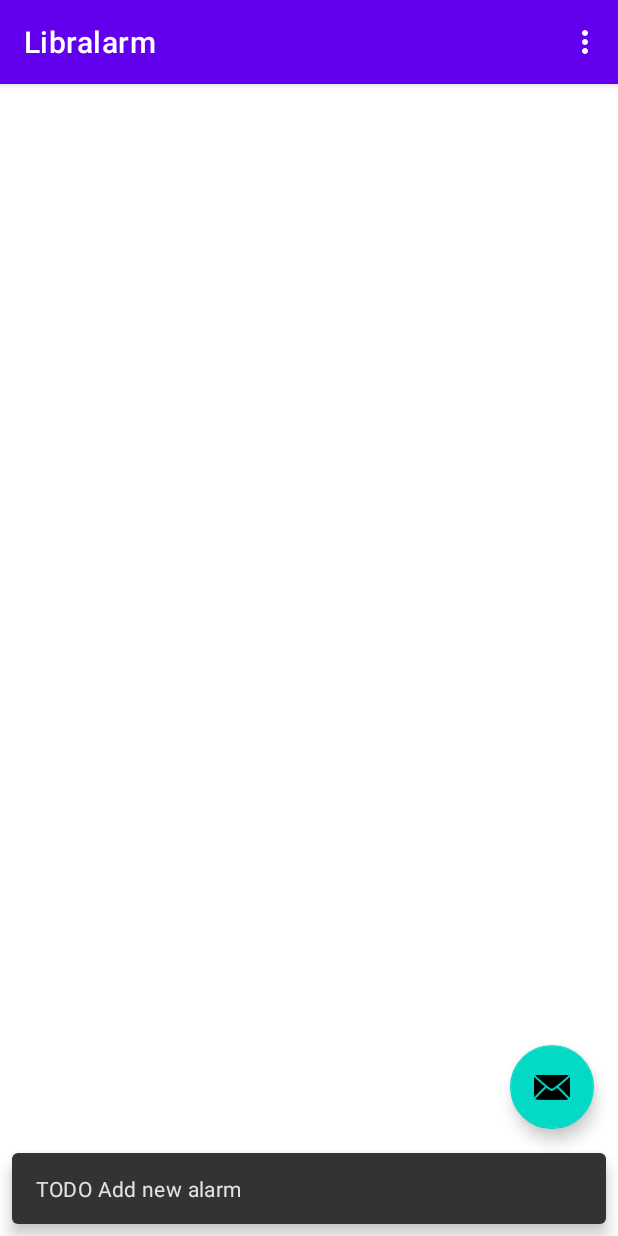
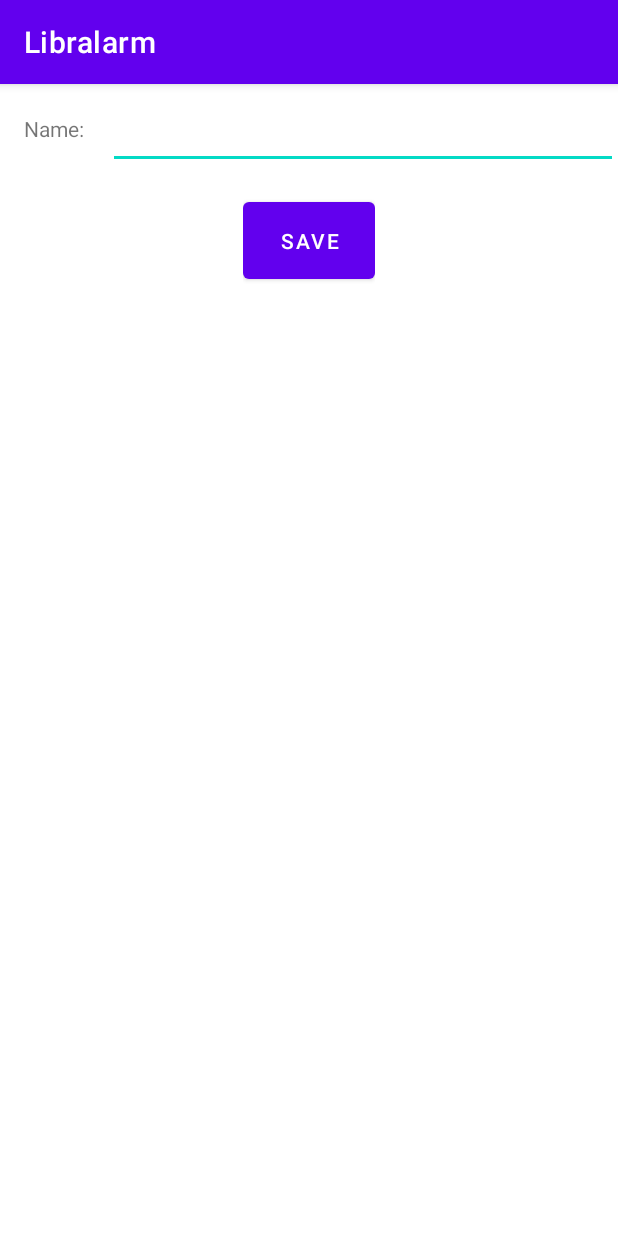
Before and after one commit to outofthecave/Libralarm, an Android app: the screen it shows after launch (AlarmListActivity before the commit, AddEditDeleteAlarmActivity after it), after a tap on an icon or button, on a phone screen of 412 x 824 dp. Run offline under Robolectric (Android 15) with nearby library versions, the phone set to English and light mode, and no system bars; our stand-ins replace Room's generated code.

Commit message:
Implement adding, editing, deleting alarms

```diff
--- a/app/src/main/AndroidManifest.xml
+++ b/app/src/main/AndroidManifest.xml
@@ -19,6 +19,9 @@
                 <category android:name="android.intent.category.LAUNCHER" />
             </intent-filter>
         </activity>
+        <activity
+            android:name=".AddEditDeleteAlarmActivity"
+            android:exported="false" />
     </application>
 
 </manifest>
--- /dev/null
+++ b/app/src/main/java/com/outofthecave/libralarm/AddEditDeleteAlarmActivity.java
@@ -0,0 +1,64 @@
+package com.outofthecave.libralarm;
+
+import android.content.Intent;
+import android.os.Bundle;
+import android.view.View;
+import android.widget.Button;
+import android.widget.EditText;
+
+import androidx.annotation.Nullable;
+import androidx.appcompat.app.AppCompatActivity;
+
+import com.outofthecave.libralarm.model.Alarm;
+
+public class AddEditDeleteAlarmActivity extends AppCompatActivity {
+    public static final int REQUEST_CODE = 1;
+
+    @Nullable
+    private Alarm alarmToReplace = null;
+
+    @Override
+    protected void onCreate(Bundle savedInstanceState) {
+        super.onCreate(savedInstanceState);
+        setContentView(R.layout.activity_add_edit_delete_alarm);
+
+        Intent intent = getIntent();
+        this.alarmToReplace = intent.getParcelableExtra(AlarmListActivity.EXTRA_ALARM_TO_REPLACE);
+
+        if (alarmToReplace != null) {
+            EditText nameTextField = findViewById(R.id.nameTextField);
+            nameTextField.setText(alarmToReplace.name);
+        } else {
+            Button deleteButton = findViewById(R.id.deleteAlarmButton);
+            deleteButton.setVisibility(View.GONE);
+        }
+    }
+
+    public void onSaveAlarmButtonClick(View view) {
+        onButtonClickImpl(view, true);
+    }
+
+    public void onDeleteAlarmButtonClick(View view) {
+        onButtonClickImpl(view, false);
+    }
+
+    private void onButtonClickImpl(View view, boolean doAddNewAlarm) {
+        Intent intent = new Intent(this, AlarmListActivity.class);
+
+        if (alarmToReplace != null) {
+            intent.putExtra(AlarmListActivity.EXTRA_ALARM_TO_REPLACE, alarmToReplace);
+        }
+
+        if (doAddNewAlarm) {
+            Alarm alarm = new Alarm();
+
+            EditText nameTextField = findViewById(R.id.nameTextField);
+            alarm.name = nameTextField.getText().toString().trim();
+
+            intent.putExtra(AlarmListActivity.EXTRA_ALARM_TO_ADD, alarm);
+        }
+
+        setResult(RESULT_OK, intent);
+        finish();
+    }
+}
--- a/app/src/main/java/com/outofthecave/libralarm/AlarmListActivity.java
+++ b/app/src/main/java/com/outofthecave/libralarm/AlarmListActivity.java
@@ -1,6 +1,7 @@
 package com.outofthecave.libralarm;
 
 import android.content.Context;
+import android.content.Intent;
 import android.os.Bundle;
 import android.view.Menu;
 import android.view.MenuItem;
@@ -25,6 +26,8 @@ import java.util.List;
 import needle.Needle;
 
 public class AlarmListActivity extends AppCompatActivity {
+    public static final String EXTRA_ALARM_TO_ADD = "com.outofthecave.geburtstagskalender.ALARM_TO_ADD";
+    public static final String EXTRA_ALARM_TO_REPLACE = "com.outofthecave.geburtstagskalender.ALARM_TO_REPLACE";
 
     private ActivityAlarmListBinding binding;
     private AlarmListRecyclerViewAdapter recyclerViewAdapter;
@@ -50,35 +53,16 @@ public class AlarmListActivity extends AppCompatActivity {
         this.alarmListViewModel = new ViewModelProvider(this).get(AlarmListViewModel.class);
         alarmListViewModel.getAlarms().observe(this, new Observer<List<Alarm>>() {
             @Override
-            public void onChanged(List<Alarm> birthdays) {
-                onAlarmListLoaded(context, birthdays);
+            public void onChanged(List<Alarm> alarms) {
+                onAlarmListLoaded(context, alarms);
             }
         });
 
         binding.fab.setOnClickListener(new View.OnClickListener() {
             @Override
             public void onClick(View view) {
-                Snackbar.make(view, "TODO Add new alarm", Snackbar.LENGTH_LONG)
-                        .setAction("Action", null).show();
-            }
-        });
-
-        // TODO Remove example alarms
-        Needle.onBackgroundThread().execute(new Runnable() {
-            @Override
-            public void run() {
-                AppDatabase database = AppDatabase.getInstance(context);
-                AlarmDao alarmDao = database.alarmDao();
-                Alarm exampleAlarm1 = new Alarm();
-                exampleAlarm1.name = "Travail";
-                exampleAlarm1.dateTime.hour = 7;
-                exampleAlarm1.dateTime.minute = 30;
-                alarmDao.add(exampleAlarm1);
-                Alarm exampleAlarm2 = new Alarm();
-                exampleAlarm2.name = "Fin de semaine";
-                exampleAlarm2.dateTime.hour = 8;
-                exampleAlarm2.dateTime.minute = 30;
-                alarmDao.add(exampleAlarm2);
+                Intent intent = new Intent(context, AddEditDeleteAlarmActivity.class);
+                startActivityForResult(intent, AddEditDeleteAlarmActivity.REQUEST_CODE);
             }
         });
     }
@@ -105,6 +89,23 @@ public class AlarmListActivity extends AppCompatActivity {
         return super.onOptionsItemSelected(item);
     }
 
+    @Override
+    protected void onActivityResult(int requestCode, int resultCode, Intent intent) {
+        super.onActivityResult(requestCode, resultCode, intent);
+
+        if (requestCode != AddEditDeleteAlarmActivity.REQUEST_CODE || resultCode != RESULT_OK) {
+            return;
+        }
+
+        final Alarm alarmToReplace = intent.getParcelableExtra(EXTRA_ALARM_TO_REPLACE);
+        final Alarm alarmToAdd = intent.getParcelableExtra(EXTRA_ALARM_TO_ADD);
+        if (alarmToReplace == null && alarmToAdd == null) {
+            return;
+        }
+
+        alarmListViewModel.replace(alarmToReplace, alarmToAdd);
+    }
+
     public void onAlarmListLoaded(Context context, List<Alarm> alarms) {
         recyclerViewAdapter.setAlarms(alarms);
     }
--- /dev/null
+++ b/app/src/main/res/layout/activity_add_edit_delete_alarm.xml
@@ -0,0 +1,69 @@
+<?xml version="1.0" encoding="utf-8"?>
+<androidx.constraintlayout.widget.ConstraintLayout xmlns:android="http://schemas.android.com/apk/res/android"
+    android:layout_width="match_parent"
+    android:layout_height="match_parent">
+
+    <ScrollView
+        android:id="@+id/scrollView"
+        android:layout_width="match_parent"
+        android:layout_height="match_parent">
+
+        <LinearLayout
+            android:gravity="center_horizontal"
+            android:layout_width="match_parent"
+            android:layout_height="wrap_content"
+            android:orientation="vertical">
+
+            <LinearLayout
+                android:layout_width="match_parent"
+                android:layout_height="wrap_content"
+                android:orientation="horizontal">
+
+                <TextView
+                    android:id="@+id/nameLabel"
+                    android:layout_width="wrap_content"
+                    android:layout_height="wrap_content"
+                    android:labelFor="@+id/nameTextField"
+                    android:padding="@dimen/fab_margin"
+                    android:text="Name:" />
+
+                <EditText
+                    android:id="@+id/nameTextField"
+                    android:layout_width="match_parent"
+                    android:layout_height="wrap_content"
+                    android:inputType="textPersonName"
+                    android:padding="@dimen/fab_margin"
+                    android:importantForAutofill="no"
+                    android:text="" />
+
+            </LinearLayout>
+
+            <LinearLayout
+                android:layout_width="wrap_content"
+                android:layout_height="wrap_content"
+                android:orientation="horizontal"
+                android:padding="@dimen/fab_margin">
+
+                <Button
+                    android:id="@+id/saveAlarmButton"
+                    android:layout_width="wrap_content"
+                    android:layout_height="wrap_content"
+                    android:onClick="onSaveAlarmButtonClick"
+                    android:padding="@dimen/fab_margin"
+                    android:text="Save" />
+
+                <Button
+                    android:id="@+id/deleteAlarmButton"
+                    android:layout_width="wrap_content"
+                    android:layout_height="wrap_content"
+                    android:onClick="onDeleteAlarmButtonClick"
+                    android:padding="@dimen/fab_margin"
+                    android:text="Delete" />
+
+            </LinearLayout>
+
+        </LinearLayout>
+
+    </ScrollView>
+
+</androidx.constraintlayout.widget.ConstraintLayout>
```
Also changed, not shown: app/src/main/java/com/outofthecave/libralarm/ui/AlarmListRecyclerViewAdapter.java (+12 -0 lines).
